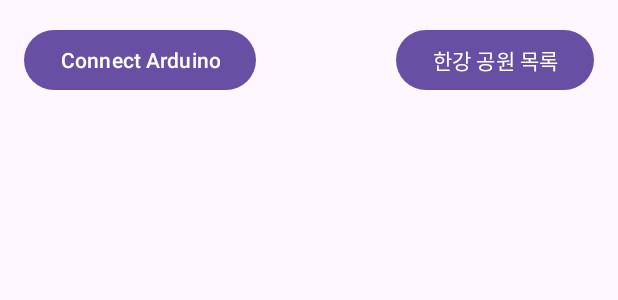
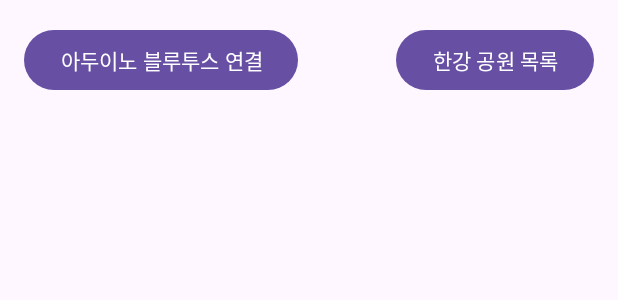
Before and after one commit to sseung3424/Chungang_Park, an Android app: the layout activity_main.xml on its own in the app's theme, with its tools: preview values and no code run, on a phone screen of 412 x 824 dp. Shown: the top 300 px of the screen. Run offline under Robolectric (Android 15) with nearby library versions, the phone set to English and light mode, and no system bars.

Commit message:
버튼 이름 수정

```diff
--- a/app/src/main/res/layout/activity_main.xml
+++ b/app/src/main/res/layout/activity_main.xml
@@ -10,7 +10,7 @@
         android:id="@+id/connect_arduino_button"
         android:layout_width="wrap_content"
         android:layout_height="wrap_content"
-        android:text="Connect Arduino"
+        android:text="아두이노 블루투스 연결"
         app:layout_constraintStart_toStartOf="parent"
         app:layout_constraintTop_toTopOf="parent"
         android:layout_marginStart="16dp"
```
